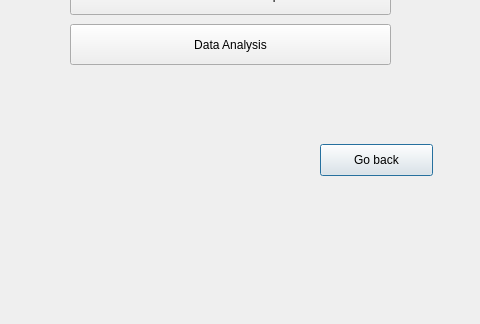
Above: Ui/CoursePanelUi.ui from grinningGrace/SigmaU before the change; both pictures show x 0 to 480 and y 316 to 640 of the 480 by 640 pixel window. Below: the same form after it.
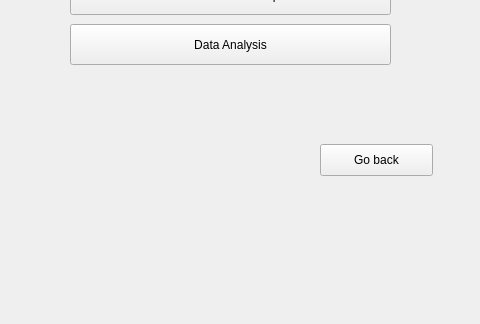
That is the form after the change.

Diff of the .ui file:
```diff
--- a/Ui/CoursePanelUi.ui
+++ b/Ui/CoursePanelUi.ui
@@ -102,6 +102,9 @@
    <property name="text">
     <string>Go back</string>
    </property>
+   <property name="autoDefault">
+    <bool>false</bool>
+   </property>
   </widget>
   <widget class="QPushButton" name="NmList">
    <property name="geometry">
```
